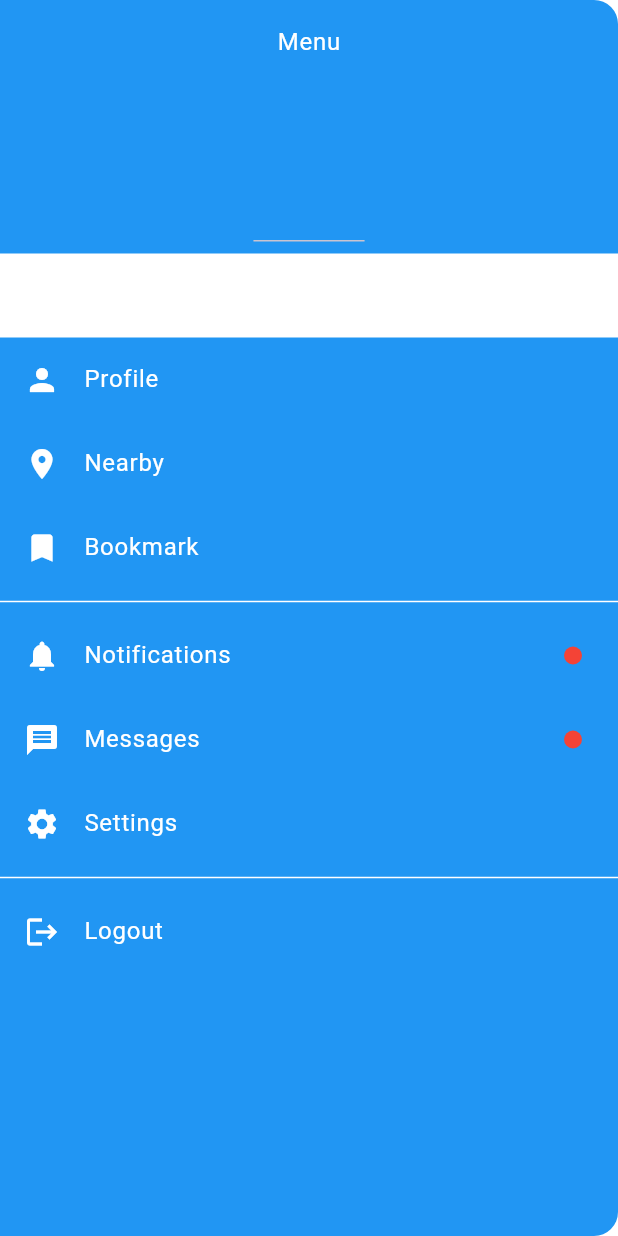
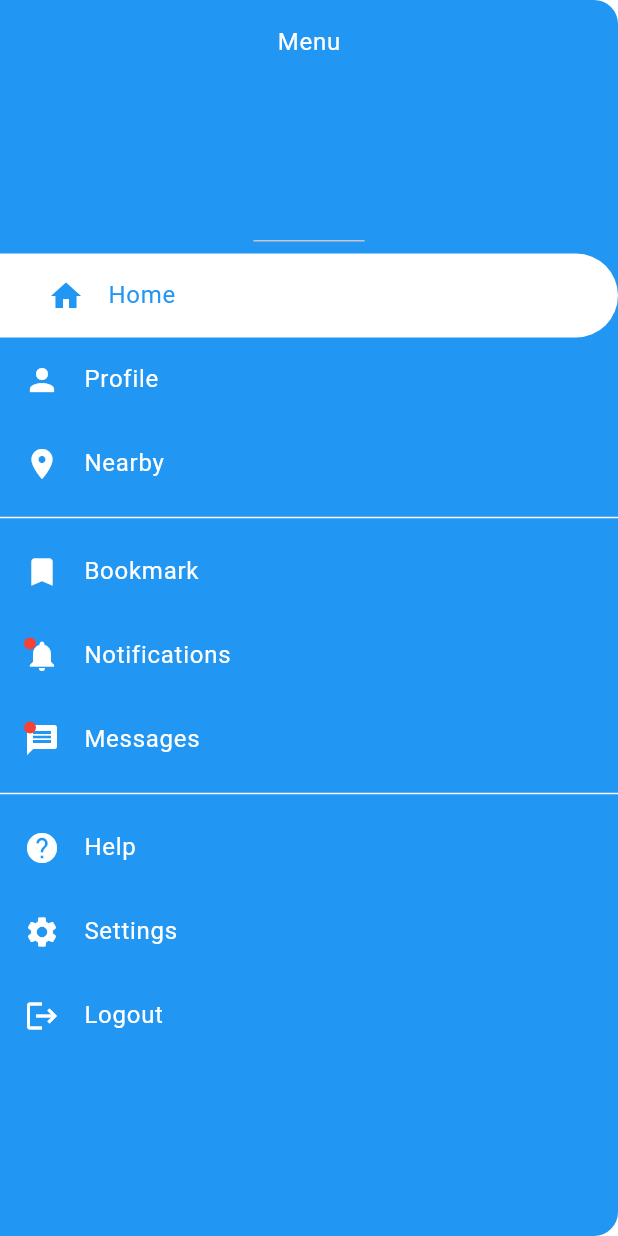
Before and after one commit to MostakAhmedShahad/i_r_d, a Flutter app: the MenuPage screen opened by its route, on a phone screen of 412 x 824 dp. Run offline on Flutter 3.47's test engine with Material 3 defaults, Android fonts, the light colour scheme and no system bars; our stand-ins replace get; Roboto replaces fonts that are missing (Arial).

Commit message:
menu_page

```diff
--- a/lib/presentation/pages/menu/menu_page.dart
+++ b/lib/presentation/pages/menu/menu_page.dart
@@ -4,78 +4,110 @@ class MenuPage extends StatelessWidget {
   @override
   Widget build(BuildContext context) {
     return Drawer(
-      backgroundColor: Colors.blue,
+      backgroundColor: Colors.blue, // Set the background color to blue
       child: Column(
         children: [
-          const DrawerHeader(child: Text("Menu", style: TextStyle(color: Colors.white))),
-
+          const DrawerHeader(
+              child: Text("Menu", style: TextStyle(color: Colors.white))),
 
           Container(
-            color: Colors.white,
+            padding:
+                EdgeInsets.only(left: 16), // Push the content to the left a bit
+            decoration: BoxDecoration(
+              color: Colors.white, // White background for selected item
+              borderRadius: BorderRadius.only(
+                topRight: Radius.circular(30), // Circular on the right side
+                bottomRight: Radius.circular(30), // Circular on the right side
+              ),
+            ),
             child: ListTile(
-              leading: Icon(Icons.home, color: Colors.white), // White icon
-              title: Text("Home", style: TextStyle(color: Colors.white)), // White text
+              leading: Icon(Icons.home,
+                  color: Colors.blue), // Blue icon for selected
+              title: Text("Home",
+                  style: TextStyle(color: Colors.blue)), // Blue text
               onTap: () {
-
+                // Handle home item click
               },
             ),
           ),
-
 
           ListTile(
             leading: Icon(Icons.person, color: Colors.white),
             title: Text("Profile", style: TextStyle(color: Colors.white)),
             onTap: () {
-
+              // Handle profile click
             },
           ),
           ListTile(
             leading: Icon(Icons.location_on, color: Colors.white),
             title: Text("Nearby", style: TextStyle(color: Colors.white)),
             onTap: () {
-
+              // Handle nearby click
             },
           ),
+          Divider(color: Colors.white),
           ListTile(
             leading: Icon(Icons.bookmark, color: Colors.white),
             title: Text("Bookmark", style: TextStyle(color: Colors.white)),
             onTap: () {
-
+              // Handle bookmark click
             },
           ),
 
-
-          Divider(color: Colors.white),
-
-
+          Stack(
+            children: [
               ListTile(
-            leading: Icon(Icons.notifications, color: Colors.white),
-            title: Text("Notifications", style: TextStyle(color: Colors.white)),
-            trailing: Container(
-              width: 12,
-              height: 12,
+                leading: Stack(
+                  children: [
+                    Icon(Icons.notifications, color: Colors.white),
+                    Container(
+                      width: 8,
+                      height: 8,
                       decoration: BoxDecoration(
                         color: Colors.red,
                         shape: BoxShape.circle,
                       ),
                     ),
+                  ],
+                ),
+                title: Text("Notifications",
+                    style: TextStyle(color: Colors.white)),
                 onTap: () {
                   // Handle notifications click
                 },
               ),
+            ],
+          ),
+
+          Stack(
+            children: [
               ListTile(
-            leading: Icon(Icons.message, color: Colors.white),
-            title: Text("Messages", style: TextStyle(color: Colors.white)),
-            trailing: Container(
-              width: 12,
-              height: 12,
+                leading:  Stack(
+                  children: [
+                    Icon(Icons.message, color: Colors.white),
+                    Container(
+                      width: 8,
+                      height: 8,
                       decoration: BoxDecoration(
                         color: Colors.red,
                         shape: BoxShape.circle,
                       ),
                     ),
+                  ],
+                ),
+                title: Text("Messages", style: TextStyle(color: Colors.white)),
                 onTap: () {
                   // Handle messages click
+                },
+              ),
+            ],
+          ),
+          Divider(color: Colors.white),
+          ListTile(
+            leading: Icon(Icons.help, color: Colors.white),
+            title: Text("Help", style: TextStyle(color: Colors.white)),
+            onTap: () {
+              // Handle settings click
             },
           ),
           ListTile(
@@ -85,9 +117,6 @@ class MenuPage extends StatelessWidget {
               // Handle settings click
             },
           ),
-
-          // White separation line
-          Divider(color: Colors.white),
 
           // Logout item
           ListTile(
```
Lines whose indentation alone changed are shown as unchanged.
